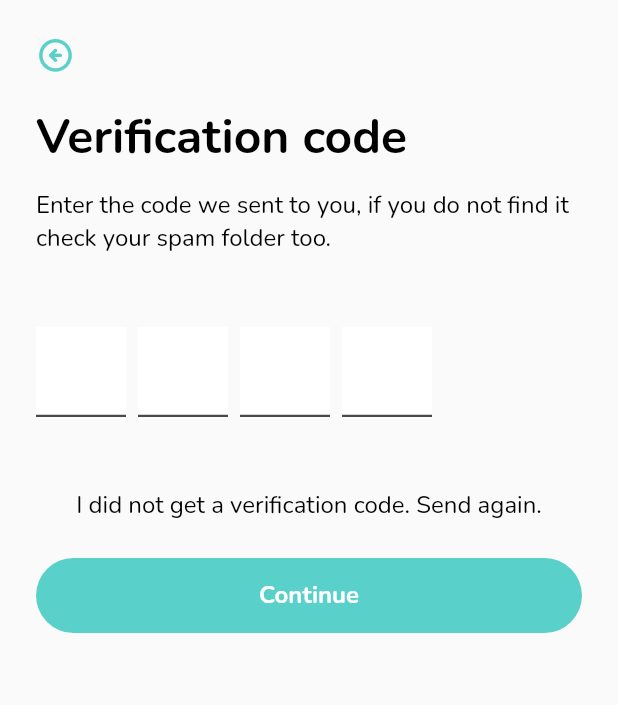
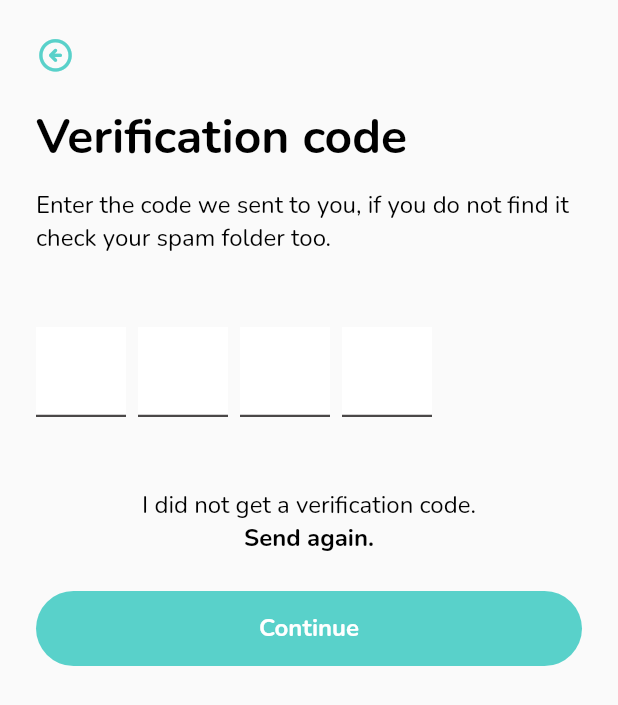
Before and after one commit to Abersoft-Intern/feastly-flutter, a Flutter app: the OtpScreen screen opened by its route, on a phone screen of 412 x 824 dp. Shown: the top 705 px of the screen. Run offline on Flutter 3.47's test engine with Material 2 defaults, Android fonts, the light colour scheme and no system bars; drawn by our look-alikes of pinput; our stand-ins replace go_router, google_fonts.

Commit message:
Update otp_screen.dart
replace text

```diff
--- a/lib/src/presentation/auth/otp_screen.dart
+++ b/lib/src/presentation/auth/otp_screen.dart
@@ -62,12 +62,19 @@ class OtpScreen extends StatelessWidget {
              ),
              gapH48,
 
-
               SizedBox(
                 width: double.infinity,
                 child: Text(
-                  'I did not get a verification code. Send again.'.hardcoded,
+                  'I did not get a verification code.'.hardcoded,
                   style: theme.extension<CustomTextTheme>()!.body16Regular!,
+                  textAlign: TextAlign.center,
+                ),
+              ),
+              SizedBox(
+                width: double.infinity,
+                child: Text(
+                  'Send again.'.hardcoded,
+                  style: theme.extension<CustomTextTheme>()!.body16Bold,
                   textAlign: TextAlign.center,
                 ),
               ),
```
